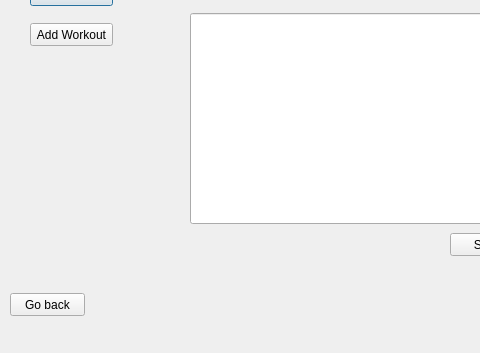
Above: workoutwindow.ui from hannajohanssson/TraniningsDagbok before the change; both pictures show x 0 to 480 and y 107 to 460 of the 838 by 460 pixel window. Below: the same form after it.
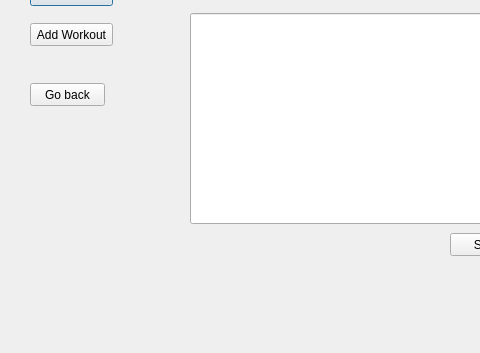
That is the form after the change.

What changed in the file:
```diff
--- a/workoutwindow.ui
+++ b/workoutwindow.ui
@@ -173,8 +173,8 @@
   <widget class="QPushButton" name="pushButton_goBack">
    <property name="geometry">
     <rect>
-     <x>10</x>
-     <y>400</y>
+     <x>30</x>
+     <y>190</y>
      <width>75</width>
      <height>23</height>
     </rect>
```
